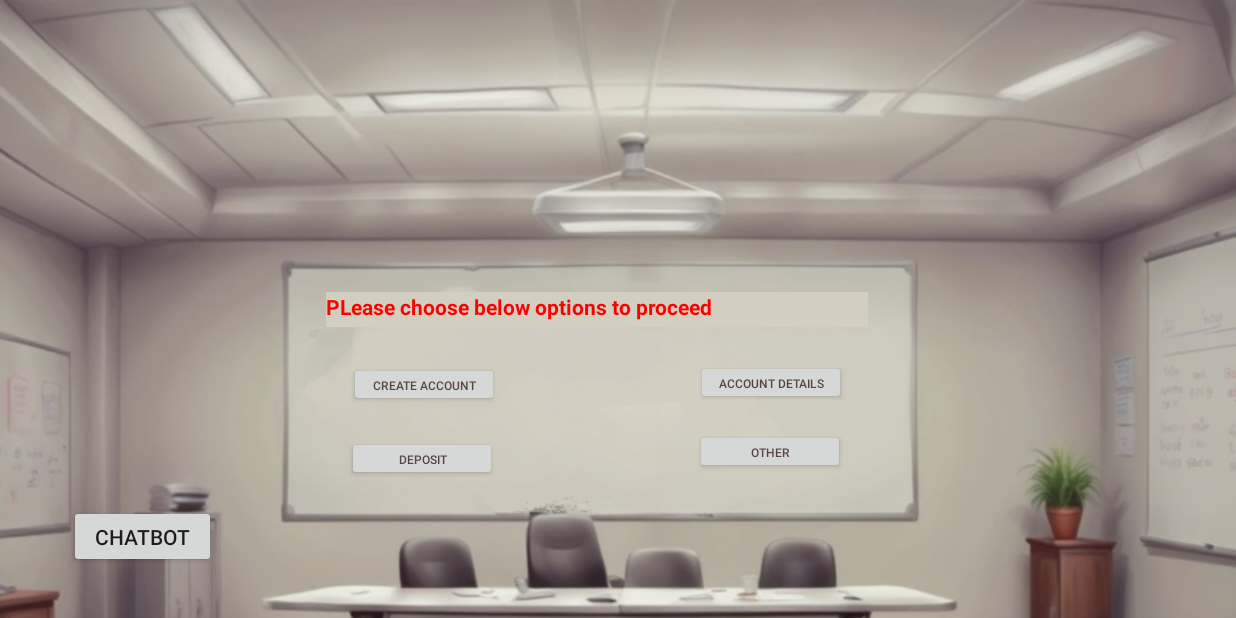
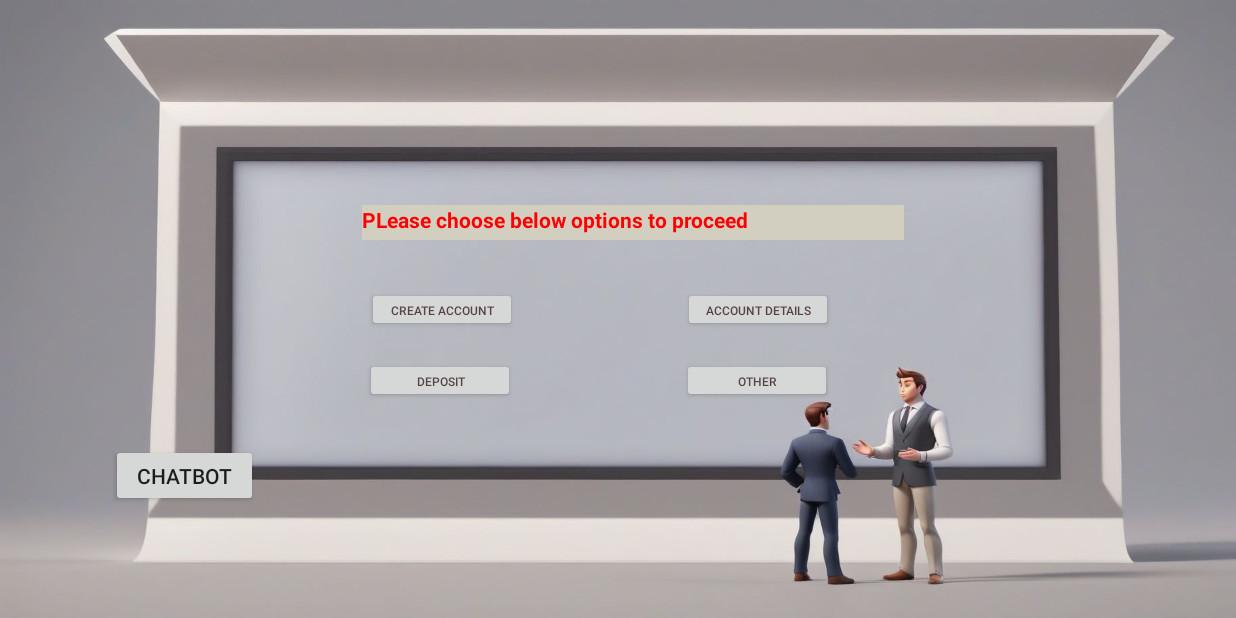
Before and after one commit to karthikprasads/EazilyDone_Internship, an Android app: the ThirdActivity screen opened directly, with no data from a screen before it, on a phone screen of 824 x 412 dp (held sideways). Run offline under Robolectric (Android 15) with nearby library versions, the phone set to English and light mode, and no system bars.

Commit message:
Changed Third Activity layout

```diff
--- a/app/src/main/AndroidManifest.xml
+++ b/app/src/main/AndroidManifest.xml
@@ -21,7 +21,7 @@
             android:screenOrientation="landscape"
             tools:ignore="DiscouragedApi"/>
         <activity
-            android:name=".MainActivity"
+            android:name=".DiscussionRoom"
             android:exported="true"
             android:screenOrientation="landscape"
             tools:ignore="DiscouragedApi">
@@ -32,7 +32,7 @@
             </intent-filter>
         </activity>
         <activity
-            android:name=".IntroActivity"
+            android:name=".MainActivity"
             android:exported="false"
             android:screenOrientation="landscape"
             tools:ignore="DiscouragedApi"/>
@@ -52,7 +52,7 @@
             android:screenOrientation="landscape"
             tools:ignore="DiscouragedApi"/>
         <activity
-            android:name=".DiscussionRoom"
+            android:name=".CreateAccountActivity"
             android:exported="false"
             android:screenOrientation="landscape"
             tools:ignore="DiscouragedApi"/>
@@ -72,7 +72,7 @@
             android:screenOrientation="landscape"
             tools:ignore="DiscouragedApi"/>
         <activity
-            android:name=".ThirdActivity"
+            android:name=".IntroActivity"
             android:exported="false"
             android:screenOrientation="landscape"
             tools:ignore="DiscouragedApi"/>
@@ -82,7 +82,7 @@
             android:screenOrientation="landscape"
             tools:ignore="DiscouragedApi"/>
         <activity
-            android:name=".CreateAccountActivity"
+            android:name=".ThirdActivity"
             android:exported="false"
             android:screenOrientation="landscape"
             tools:ignore="DiscouragedApi"/>
--- a/app/src/main/res/layout/activity_third.xml
+++ b/app/src/main/res/layout/activity_third.xml
@@ -4,18 +4,18 @@
     xmlns:app="http://schemas.android.com/apk/res-auto"
     android:layout_width="match_parent"
     android:layout_height="match_parent"
-    android:background="@drawable/gg"
+    android:background="@drawable/cust_emp_bg"
     android:padding="16dp">
 
     <androidx.constraintlayout.widget.ConstraintLayout
         android:id="@+id/buttonsContainer"
-        android:layout_width="match_parent"
-        android:layout_height="match_parent"
+        android:layout_width="731dp"
+        android:layout_height="289dp"
+        android:visibility="visible"
+        app:layout_constraintBottom_toBottomOf="parent"
+        app:layout_constraintEnd_toEndOf="parent"
+        app:layout_constraintStart_toStartOf="parent"
         app:layout_constraintTop_toTopOf="parent"
-        app:layout_constraintBottom_toBottomOf="parent"
-        app:layout_constraintStart_toStartOf="parent"
-        app:layout_constraintEnd_toEndOf="parent"
-        android:visibility="visible"
         app:layout_constraintVertical_bias="0.5">
 
         <TextView
@@ -23,17 +23,17 @@
             android:layout_width="361dp"
             android:layout_height="23dp"
             android:layout_margin="10dp"
-            android:textStyle="bold"
-            android:textColor="@color/red"
             android:background="@color/whitebordclor"
             android:text="PLease choose below options to proceed"
+            android:textColor="@color/red"
+            android:textStyle="bold"
+            android:visibility="visible"
             app:layout_constraintBottom_toBottomOf="parent"
             app:layout_constraintEnd_toEndOf="parent"
-            app:layout_constraintHorizontal_bias="0.466"
+            app:layout_constraintHorizontal_bias="0.528"
             app:layout_constraintStart_toStartOf="parent"
             app:layout_constraintTop_toTopOf="parent"
-            app:layout_constraintVertical_bias="0.501"
-            android:visibility="visible"
+            app:layout_constraintVertical_bias="0.265"
 
             />
 
@@ -45,13 +45,13 @@
             android:text="Account Details"
             android:textColor="@color/gg"
             android:textSize="8dp"
+            android:visibility="visible"
             app:layout_constraintBottom_toBottomOf="parent"
             app:layout_constraintEnd_toEndOf="parent"
             app:layout_constraintHorizontal_bias="0.65"
             app:layout_constraintStart_toStartOf="parent"
             app:layout_constraintTop_toTopOf="parent"
-            app:layout_constraintVertical_bias="0.645"
-            android:visibility="visible"/>
+            app:layout_constraintVertical_bias="0.50" />
 
         <Button
             android:id="@+id/createAccountButton"
@@ -61,13 +61,13 @@
             android:text="Create Account"
             android:textColor="@color/gg"
             android:textSize="8dp"
+            android:visibility="visible"
             app:layout_constraintBottom_toBottomOf="parent"
             app:layout_constraintEnd_toEndOf="parent"
             app:layout_constraintHorizontal_bias="0.31"
             app:layout_constraintStart_toStartOf="parent"
             app:layout_constraintTop_toTopOf="parent"
-            app:layout_constraintVertical_bias="0.648"
-            android:visibility="visible"/>
+            app:layout_constraintVertical_bias="0.50" />
 
         <Button
             android:id="@+id/depositButton"
@@ -77,13 +77,13 @@
             android:text="Deposit"
             android:textColor="@color/gg"
             android:textSize="8dp"
+            android:visibility="visible"
             app:layout_constraintBottom_toBottomOf="parent"
             app:layout_constraintEnd_toEndOf="parent"
             app:layout_constraintHorizontal_bias="0.308"
             app:layout_constraintStart_toStartOf="parent"
             app:layout_constraintTop_toTopOf="parent"
-            app:layout_constraintVertical_bias="0.793"
-            android:visibility="visible"/>
+            app:layout_constraintVertical_bias="0.693" />
 
         <Button
             android:id="@+id/otherButton"
@@ -93,14 +93,13 @@
             android:text="Other"
             android:textColor="@color/gg"
             android:textSize="8dp"
+            android:visibility="visible"
             app:layout_constraintBottom_toBottomOf="parent"
             app:layout_constraintEnd_toEndOf="parent"
             app:layout_constraintHorizontal_bias="0.649"
             app:layout_constraintStart_toStartOf="parent"
             app:layout_constraintTop_toTopOf="parent"
-            app:layout_constraintVertical_bias="0.78"
-            android:visibility="visible"/>
-
+            app:layout_constraintVertical_bias="0.693" />
 
 
         <Button
@@ -114,6 +113,9 @@
             app:layout_constraintStart_toStartOf="parent"
             app:layout_constraintTop_toTopOf="parent"
             app:layout_constraintVertical_bias="0.948" />
+
+
+
 
     </androidx.constraintlayout.widget.ConstraintLayout>
 
@@ -150,17 +152,15 @@
             app:layout_constraintTop_toTopOf="parent"
             app:layout_constraintVertical_bias="0.0" />
 
-
         <ScrollView
             android:id="@+id/scrollView2"
-            android:layout_width="653dp"
-            android:layout_height="203dp"
+            android:layout_width="605dp"
+            android:layout_height="189dp"
             app:layout_constraintBottom_toBottomOf="parent"
             app:layout_constraintEnd_toEndOf="parent"
-            app:layout_constraintHorizontal_bias="0.487"
             app:layout_constraintStart_toStartOf="parent"
-            app:layout_constraintTop_toTopOf="parent"
-            app:layout_constraintVertical_bias="0.955">
+            app:layout_constraintTop_toBottomOf="@+id/typesOfAccounts"
+            tools:ignore="MissingConstraints">
 
             <TextView
                 android:id="@+id/accountTypesText"
@@ -177,6 +177,8 @@
 
 
         </ScrollView>
+
+
 
         <Button
             android:id="@+id/clickToCreateAccountButton"
@@ -275,20 +277,17 @@
 
     <androidx.constraintlayout.widget.ConstraintLayout
         android:id="@+id/OthersLayoutButton"
-        android:layout_width="711dp"
-        android:layout_height="288dp"
+        android:layout_width="732dp"
+        android:layout_height="307dp"
         android:background="@color/whitebordclor"
         android:padding="16dp"
+        android:visibility="invisible"
         app:layout_constraintBottom_toBottomOf="parent"
         app:layout_constraintEnd_toEndOf="parent"
         app:layout_constraintHorizontal_bias="0.5"
         app:layout_constraintStart_toStartOf="parent"
         app:layout_constraintTop_toTopOf="parent"
-        app:layout_constraintVertical_bias="0.5"
-        android:visibility="invisible">
-
-
-
+        app:layout_constraintVertical_bias="0.5">
 
 
         <Button
```
